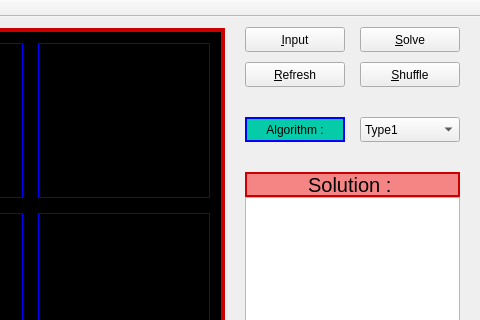
First picture: the form in mainwindow.ui, repository Pooryamn/Puzzle8_Qt, before the edit; both pictures show x 360 to 840 and y 0 to 320 of the 840 by 580 pixel window.
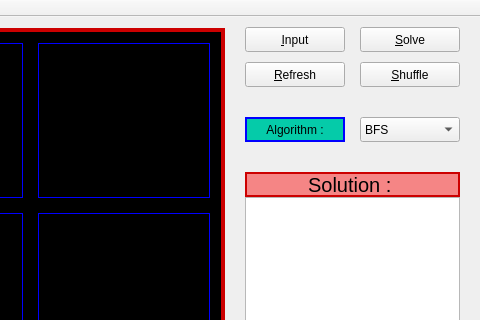
Second picture: the form after the edit. Icons and pictures are not drawn.

```diff
--- a/mainwindow.ui
+++ b/mainwindow.ui
@@ -129,7 +129,7 @@
     </property>
     <item>
      <property name="text">
-      <string>Type1</string>
+      <string>BFS</string>
      </property>
     </item>
     <item>
```
Left out of the diff: 4 changed lines with no effect on the pictures.
